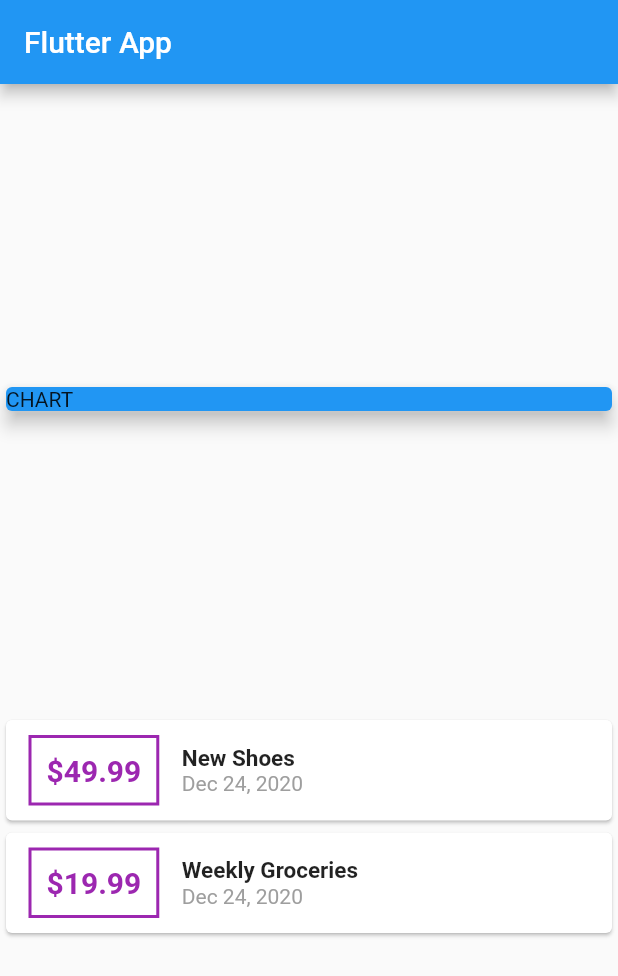
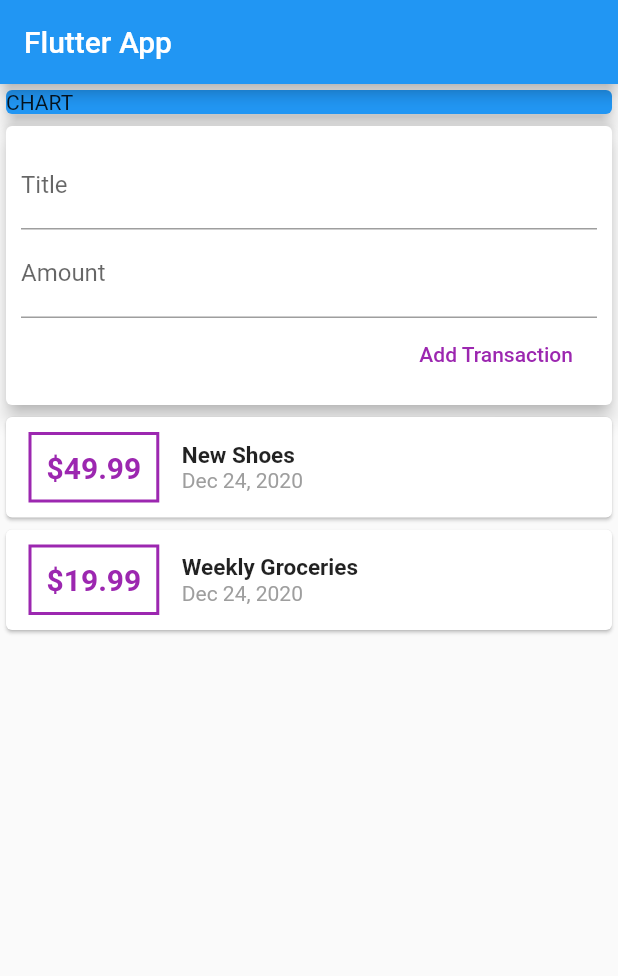
Before and after one commit to GeorgiosGiagkas/personal-expenses, a Flutter app: the screen it shows after launch, on a phone screen of 412 x 824 dp. Shown: the top 976 px of the screen. Run offline on Flutter 3.47's test engine with Material 2 defaults, Android fonts, the phone set to English and light mode, and no system bars.

Commit message:
Section 4: ~83: Adding Text Widgets

```diff
--- a/lib/main.dart
+++ b/lib/main.dart
@@ -30,6 +30,11 @@ class MyHomePage extends StatelessWidget {
     ),
   ];
 
+//  String titleInput;
+//  String amountInput;
+  final TextEditingController titleController = TextEditingController();
+  final TextEditingController amountController = TextEditingController();
+
   @override
   Widget build(BuildContext context) {
     return Scaffold(
@@ -37,7 +42,7 @@ class MyHomePage extends StatelessWidget {
           title: Text('Flutter App'),
         ),
         body: Column(
-          mainAxisAlignment: MainAxisAlignment.spaceEvenly,
+          mainAxisAlignment: MainAxisAlignment.start,
           crossAxisAlignment: CrossAxisAlignment.start,
           children: <Widget>[
             Container(
@@ -46,6 +51,39 @@ class MyHomePage extends StatelessWidget {
                 color: Colors.blue,
                 child: Text('CHART'),
                 elevation: 5,
+              ),
+            ),
+            Card(
+              elevation: 5,
+              child: Container(
+                padding: EdgeInsets.all(10),
+                child: Column(
+                  crossAxisAlignment: CrossAxisAlignment.end,
+                  children: [
+                    TextField(
+                      decoration: InputDecoration(labelText: 'Title'),
+                      controller: titleController,
+//                      onChanged: (val){
+//                        this.titleInput = val;
+//                      }
+                    ),
+                    TextField(
+                      decoration: InputDecoration(labelText: 'Amount'),
+                      controller: amountController,
+//                      onChanged: (val){
+//                        this.amountInput = val;
+//                      }
+                    ),
+                    FlatButton(
+                      child: Text('Add Transaction'),
+                      textColor: Colors.purple,
+                      onPressed: () {
+                        print(titleController.text);
+                        print(amountController.text);
+                      },
+                    ),
+                  ],
+                ),
               ),
             ),
             Column(
```
